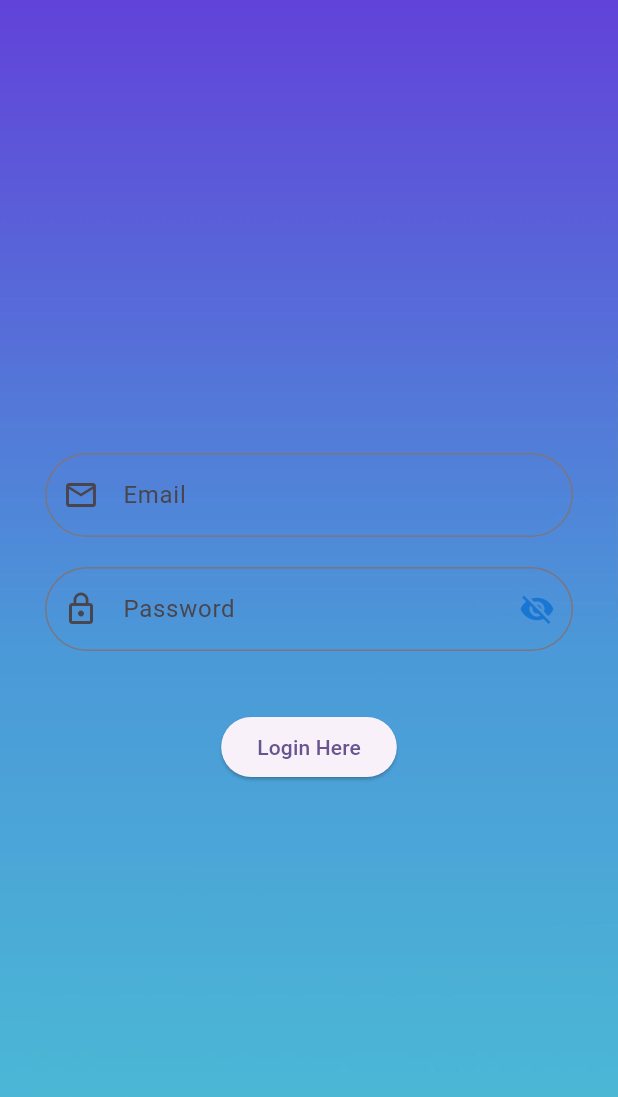
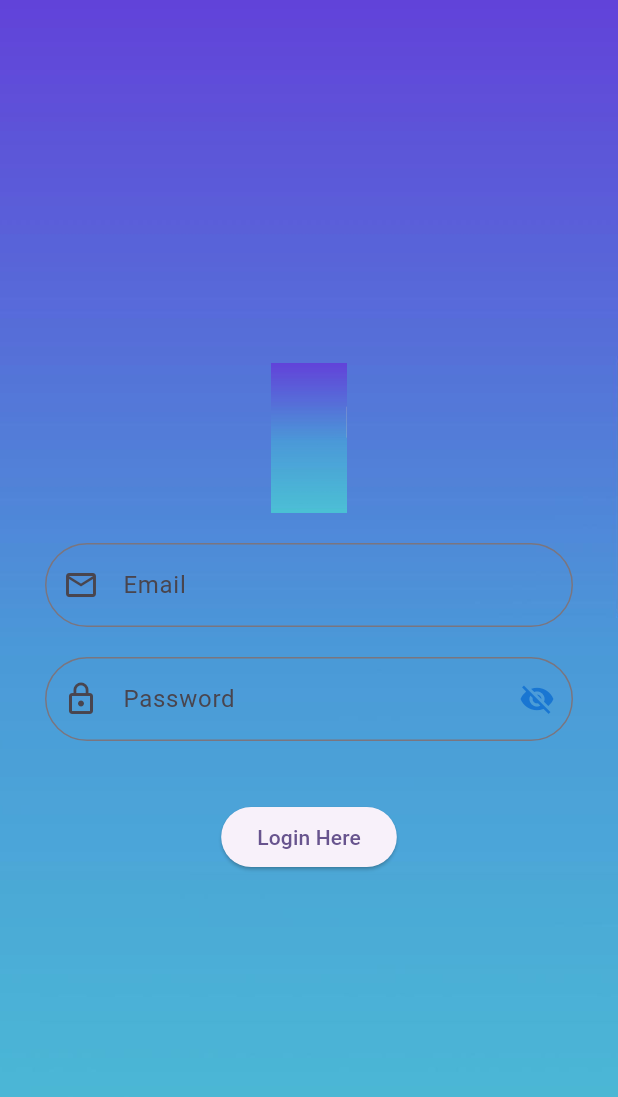
Before and after one commit to Makari0us/swim_z, a Flutter app: the screen it shows after launch, after a tap on "Login Here", on a phone screen of 412 x 824 dp. Shown: the top 1097 px of the screen. Run offline on Flutter 3.47's test engine with Material 2 defaults, Android fonts, the light colour scheme and no system bars; our stand-ins replace firebase_auth, firebase_core; accounts and stored records are empty; network calls fail.

Commit message:
updated home page

```diff
--- a/lib/login_page.dart
+++ b/lib/login_page.dart
@@ -1,8 +1,7 @@
 // ignore_for_file: prefer_const_constructors
 
-import 'package:flutter/foundation.dart';
+import 'package:firebase_auth/firebase_auth.dart';
 import 'package:flutter/material.dart';
-import 'package:flutter/widgets.dart';
 
 class LoginPage extends StatefulWidget {
   const LoginPage({super.key});
@@ -12,11 +11,19 @@
 }
 
 class _LoginPageState extends State<LoginPage> {
+  final FirebaseAuth _auth = FirebaseAuth.instance;
+  final TextEditingController _emailController = TextEditingController();
+  final TextEditingController _passwordController = TextEditingController();
   bool _passwordInvisible = true;
 
-  void _onPressed() {
+  void _onPressed() async {
     // Implement the logic for the button's onPressed event here
-    print('Button pressed!');
+   try {
+    final UserCredential userCredential = await _auth.signInWithEmailAndPassword(email: _emailController.text, password: _passwordController.text);
+    print ('login successful');
+   } catch (e) {
+    print ('login failed');
+   }
   }
 
   @override
@@ -33,7 +40,10 @@
         child: Column(
           mainAxisAlignment: MainAxisAlignment.center,
           children: [
+            Image.asset("assets/images/bg.jpg", width: 100, height: 100,),
+            SizedBox(height: 20.0),
             TextField(
+              controller: _emailController,
               decoration: InputDecoration(
                 labelText: 'Email',
                 prefixIcon: Icon(Icons.email_outlined),
@@ -46,6 +56,7 @@
             ),
             SizedBox(height: 20.0),
             TextField(
+              controller: _passwordController,
               decoration: InputDecoration(
                 labelText: 'Password',
                 prefixIcon: Icon(Icons.lock_outline),
```
